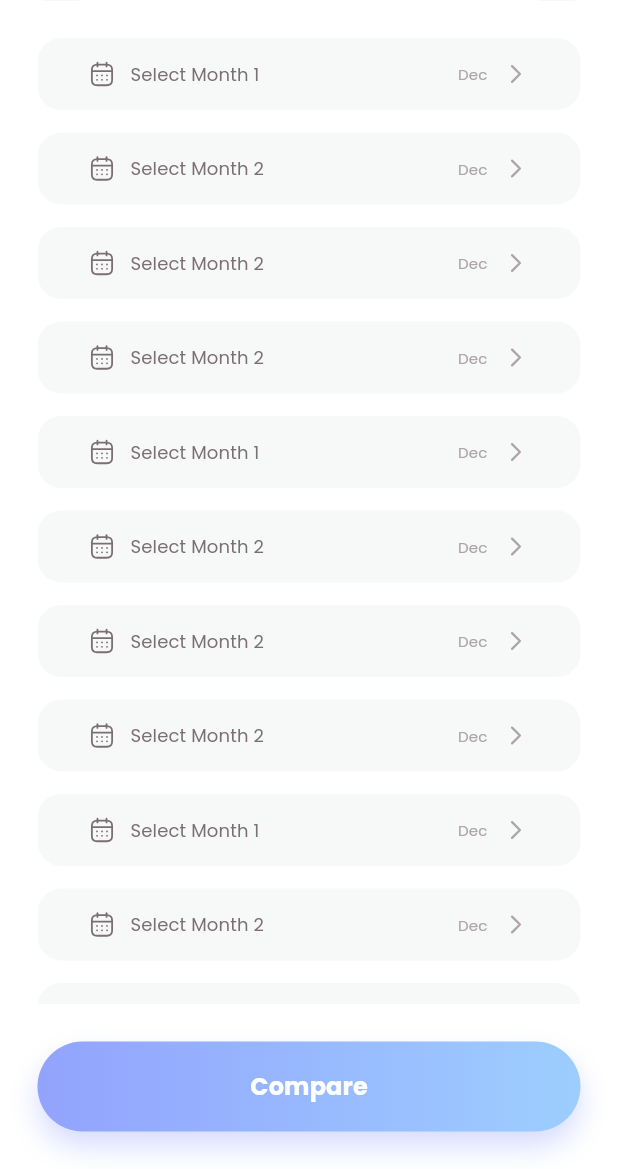
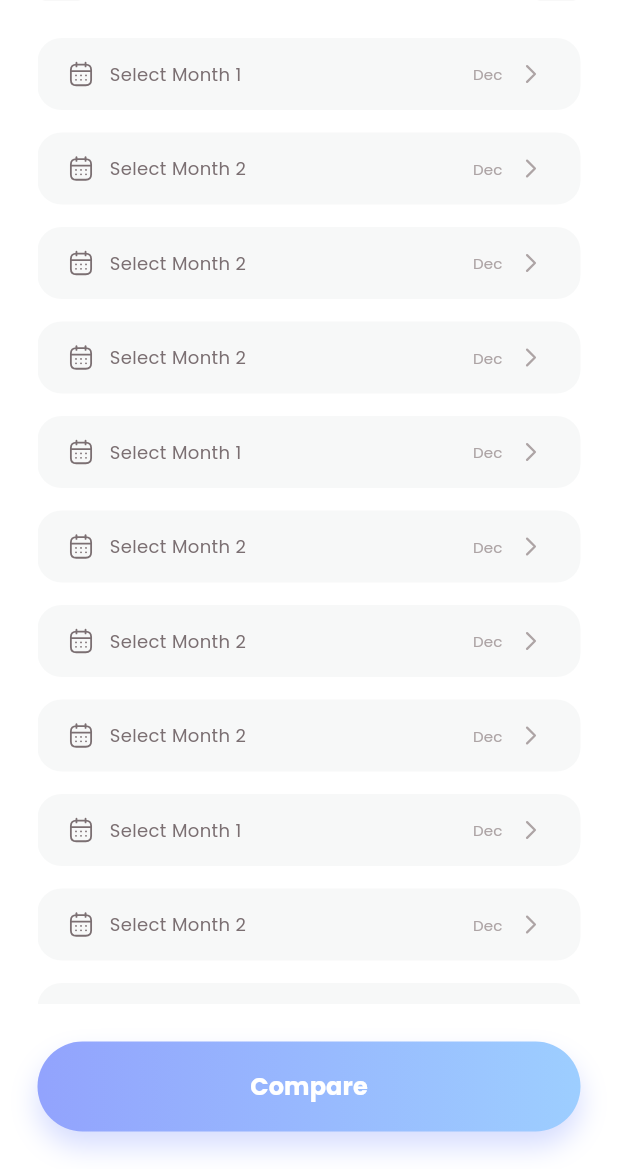
Before and after one commit to caonam030402/Fitness-App, a Flutter app: the ComparisonPage screen opened by its route, on a phone screen of 412 x 824 dp, the part 67-1236 px from its top. Run offline on Flutter 3.47's test engine with Material 3 defaults, Android fonts, the phone set to English and light mode, and no system bars; our stand-ins replace animated_splash_screen, fl_chart, flutter_svg, flutter_switch, image_picker; missing offline and left inert: widget_mask.

Commit message:
update MonthCard and add ToggleSwitch

```diff
--- a/lib/components/month_card.dart
+++ b/lib/components/month_card.dart
@@ -1,3 +1,4 @@
+import 'package:fitness_app/components/toggle_switch.dart';
 import 'package:fitness_app/configs/app_icons.dart';
 import 'package:fitness_app/styles/app_colors.dart';
 import 'package:fitness_app/styles/app_text.dart';
@@ -7,7 +8,16 @@ import 'package:flutter_svg/flutter_svg.dart';
 
 class MonthCard extends StatefulWidget {
   final String title;
-  const MonthCard({super.key, required this.title});
+  final label;
+  final bool isHiddenLabelAndIconRight;
+  final String icon;
+  const MonthCard({
+    super.key,
+    required this.title,
+    required this.icon,
+    this.label,
+    this.isHiddenLabelAndIconRight = false,
+  });
 
   @override
   State<MonthCard> createState() => _MonthCardState();
@@ -30,33 +40,10 @@ class _MonthCardState extends State<MonthCard> {
         children: [
           Container(
             height: 48,
-            padding: const EdgeInsets.symmetric(horizontal: 10),
+            padding: const EdgeInsets.only(left: 20),
             decoration: BoxDecoration(
                 color: AppColors.border,
                 borderRadius: BorderRadius.circular(16)),
-            child: ElevatedButton(
-              onPressed: () async {
-                await showDatePicker(
-                  context: context,
-                  initialDate: date,
-                  firstDate: DateTime(2022),
-                  lastDate: DateTime(2030),
-                ).then((selectedDate) {
-                  if (selectedDate != null) {
-                    setState(() {
-                      date = selectedDate;
-                      label = DateFormat('MMM').format(selectedDate);
-                    });
-                  }
-                });
-              },
-              style: ElevatedButton.styleFrom(
-                  backgroundColor: Colors.transparent,
-                  foregroundColor: AppColors.white,
-                  shadowColor: Colors.transparent,
-                  elevation: 0,
-                  shape: const RoundedRectangleBorder(
-                      borderRadius: BorderRadius.all(Radius.circular(99)))),
             child: Column(
               mainAxisAlignment: MainAxisAlignment.center,
               children: [
@@ -65,7 +52,7 @@ class _MonthCardState extends State<MonthCard> {
                   children: [
                     Row(
                       children: [
-                          SvgPicture.asset(AppIcons.ic_calendar,
+                        SvgPicture.asset(widget.icon,
                             height: 18, color: AppColors.gray_1),
                         const SizedBox(
                           width: 10,
@@ -78,10 +65,37 @@ class _MonthCardState extends State<MonthCard> {
                         ),
                       ],
                     ),
-                      Row(
+                    widget.isHiddenLabelAndIconRight == false
+                        ? ElevatedButton(
+                            onPressed: () async {
+                              await showDatePicker(
+                                context: context,
+                                initialDate: date,
+                                firstDate: DateTime(2022),
+                                lastDate: DateTime(2030),
+                              ).then((selectedDate) {
+                                if (selectedDate != null) {
+                                  setState(() {
+                                    date = selectedDate;
+                                    label =
+                                        DateFormat('MMM').format(selectedDate);
+                                  });
+                                }
+                              });
+                            },
+                            style: ElevatedButton.styleFrom(
+                                backgroundColor: Colors.transparent,
+                                foregroundColor: AppColors.white,
+                                shadowColor: Colors.transparent,
+                                elevation: 0,
+                                shape: const RoundedRectangleBorder(
+                                    borderRadius:
+                                        BorderRadius.all(Radius.circular(99)))),
+                            child: Row(
+                              mainAxisAlignment: MainAxisAlignment.end,
                               children: [
                                 Text(
-                            label,
+                                  (widget.label ?? label),
                                   style: AppText.caption.copyWith(
                                       fontWeight: FontWeight.w400,
                                       color: AppColors.gray_2),
@@ -90,7 +104,18 @@ class _MonthCardState extends State<MonthCard> {
                                   width: 10,
                                 ),
                                 SvgPicture.asset(AppIcons.ic_arrow_right,
-                              height: 18, color: AppColors.gray_2),
+                                    height: 18,
+                                    width: 18,
+                                    color: AppColors.gray_2)
+                              ],
+                            ),
+                          )
+                        : Row(
+                            children: const [
+                              ToggleSwitch(),
+                              SizedBox(
+                                width: 20,
+                              )
                             ],
                           ),
                   ],
@@ -98,10 +123,8 @@ class _MonthCardState extends State<MonthCard> {
               ],
             ),
           ),
-          ),
         ],
       ),
     );
-    ;
   }
 }
--- a/lib/pages/progressTracker/comparison/index.dart
+++ b/lib/pages/progressTracker/comparison/index.dart
@@ -1,6 +1,7 @@
 import 'package:fitness_app/components/button.dart';
 import 'package:fitness_app/components/month_card.dart';
 import 'package:fitness_app/components/tool_bar.dart';
+import 'package:fitness_app/configs/app_icons.dart';
 import 'package:fitness_app/styles/app_styles.dart';
 import 'package:flutter/material.dart';
 
@@ -37,6 +38,7 @@ class _ComparisonPageState extends State<ComparisonPage> {
                     itemBuilder: (context, index) {
                       final item = comparisonItems[index];
                       return MonthCard(
+                        icon: item.icon,
                         title: item.title,
                       );
                     },
@@ -50,69 +52,90 @@ class _ComparisonPageState extends State<ComparisonPage> {
 }
 
 class ComparisonItem {
+  String icon;
   String title;
-  ComparisonItem({required this.title});
+  ComparisonItem({required this.title, required this.icon});
 }
 
 List<ComparisonItem> comparisonItems = [
   ComparisonItem(
+    icon: AppIcons.ic_calendar,
     title: 'Select Month 1',
   ),
   ComparisonItem(
+    icon: AppIcons.ic_calendar,
     title: 'Select Month 2',
   ),
   ComparisonItem(
+    icon: AppIcons.ic_calendar,
     title: 'Select Month 2',
   ),
   ComparisonItem(
+    icon: AppIcons.ic_calendar,
     title: 'Select Month 2',
   ),
   ComparisonItem(
+    icon: AppIcons.ic_calendar,
     title: 'Select Month 1',
   ),
   ComparisonItem(
+    icon: AppIcons.ic_calendar,
     title: 'Select Month 2',
   ),
   ComparisonItem(
+    icon: AppIcons.ic_calendar,
     title: 'Select Month 2',
   ),
   ComparisonItem(
+    icon: AppIcons.ic_calendar,
     title: 'Select Month 2',
   ),
   ComparisonItem(
+    icon: AppIcons.ic_calendar,
     title: 'Select Month 1',
   ),
   ComparisonItem(
+    icon: AppIcons.ic_calendar,
     title: 'Select Month 2',
   ),
   ComparisonItem(
+    icon: AppIcons.ic_calendar,
     title: 'Select Month 2',
   ),
   ComparisonItem(
+    icon: AppIcons.ic_calendar,
     title: 'Select Month 2',
   ),
   ComparisonItem(
+    icon: AppIcons.ic_calendar,
     title: 'Select Month 1',
   ),
   ComparisonItem(
+    icon: AppIcons.ic_calendar,
     title: 'Select Month 2',
   ),
   ComparisonItem(
+    icon: AppIcons.ic_calendar,
     title: 'Select Month 2',
   ),
   ComparisonItem(
+    icon: AppIcons.ic_calendar,
     title: 'Select Month 2',
   ),
   ComparisonItem(
+    icon: AppIcons.ic_calendar,
     title: 'Select Month 1',
   ),
   ComparisonItem(
+    icon: AppIcons.ic_calendar,
     title: 'Select Month 2',
   ),
   ComparisonItem(
+    icon: AppIcons.ic_calendar,
     title: 'Select Month 2',
   ),
   ComparisonItem(
+    icon: AppIcons.ic_calendar,
     title: 'Select Month 2',
   ),
 ];
--- a/pubspec.yaml
+++ b/pubspec.yaml
@@ -41,6 +41,7 @@ dependencies:
   widget_mask: ^1.0.0+0
   image_picker: ^1.0.4
   fl_chart: ^0.64.0
+  flutter_switch: ^0.3.2
   syncfusion_flutter_charts: ^23.2.4
 
 dev_dependencies:
```
Also changed, not shown: lib/components/toggle_switch.dart (added, +30 -0 lines), pubspec.lock. Lines whose indentation alone changed are shown as unchanged.
